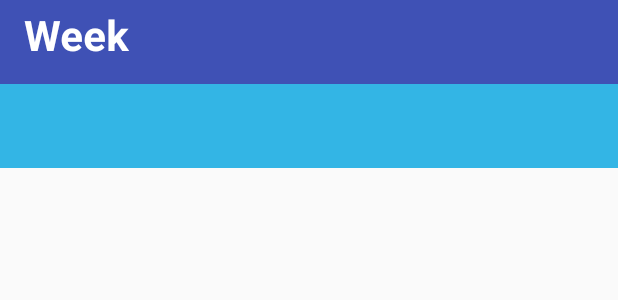
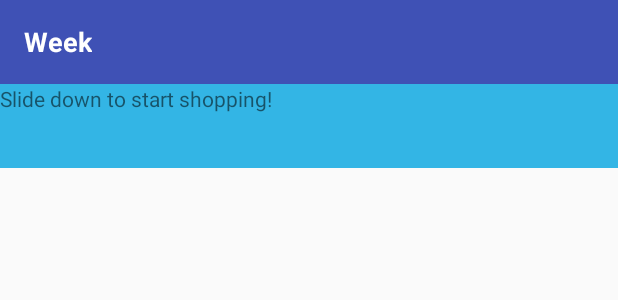
Before and after one commit to takaoandrew/PerfectRecipe, an Android app: the layout activity_week_detail.xml on its own in the app's theme, with its tools: preview values and no code run, on a phone screen of 412 x 824 dp. Shown: the top 300 px of the screen. Run offline under Robolectric (Android 15) with nearby library versions, the phone set to English and light mode, and no system bars.

Commit message:
Add sliding bar for shopping activity

```diff
--- a/app/src/main/java/com/github/wrdlbrnft/searchablerecyclerviewdemo/ui/activities/MainActivity.java
+++ b/app/src/main/java/com/github/wrdlbrnft/searchablerecyclerviewdemo/ui/activities/MainActivity.java
@@ -3,6 +3,7 @@ package com.github.wrdlbrnft.searchablerecyclerviewdemo.ui.activities;
 import android.animation.Animator;
 import android.animation.AnimatorListenerAdapter;
 import android.animation.ObjectAnimator;
+import android.app.Activity;
 import android.content.Context;
 import android.content.Intent;
 import android.databinding.DataBindingUtil;
--- a/app/src/main/res/layout/activity_week_detail.xml
+++ b/app/src/main/res/layout/activity_week_detail.xml
@@ -1,43 +1,20 @@
 <?xml version="1.0" encoding="utf-8"?>
-<layout xmlns:android="http://schemas.android.com/apk/res/android">
-<android.support.design.widget.CoordinatorLayout
-    xmlns:app="http://schemas.android.com/apk/res-auto"
-    xmlns:tools="http://schemas.android.com/tools"
-    android:layout_width="match_parent"
-    android:layout_height="match_parent"
-    app:contentScrim="?attr/colorPrimary"
-    tools:context="com.github.wrdlbrnft.searchablerecyclerviewdemo.ui.activities.WeekDetailActivity">
-
-    <android.support.design.widget.AppBarLayout
+<layout xmlns:android="http://schemas.android.com/apk/res/android"
+    xmlns:app="http://schemas.android.com/apk/res-auto">
+    <LinearLayout
         android:layout_width="match_parent"
         android:layout_height="wrap_content"
-        android:theme="@style/ThemeOverlay.AppCompat.Dark.ActionBar"
-        >
+        android:orientation="vertical">
+        <android.support.v7.widget.Toolbar
+            android:id="@+id/tool_bar"
+            android:layout_width="match_parent"
+            android:layout_height="?attr/actionBarSize"
+            app:titleTextAppearance="@style/RecipeCollapsed"
+            android:background="@color/primary"
+            app:title="Week"/>
 
-
-        <android.support.design.widget.CollapsingToolbarLayout
-            android:id="@+id/ctb_ingredients"
-            android:layout_width="match_parent"
-            android:layout_height="match_parent"
-            android:fitsSystemWindows="true"
-            app:scrimAnimationDuration="200"
-
-            app:expandedTitleTextAppearance="@style/RecipeExpanded"
-            app:collapsedTitleTextAppearance="@style/RecipeCollapsed"
-            app:contentScrim="?attr/colorPrimary"
-            app:expandedTitleMarginTop="8dp"
-            app:expandedTitleMarginStart="16dp"
-            app:expandedTitleGravity="top"
-            app:layout_scrollFlags="scroll|exitUntilCollapsed"
-            >
-
-            <ScrollView
-                android:layout_width="match_parent"
-                android:layout_height="match_parent">
-
-                <android.support.v7.widget.RecyclerView
-                    android:id="@+id/week_ingredients_recyclerview"
-                    android:layout_marginTop="?attr/actionBarSize"
+        <TextView
+            android:id="@+id/tv_start_shopping"
             android:paddingEnd="16dp"
             android:paddingRight="16dp"
             android:paddingBottom="8dp"
@@ -45,22 +22,9 @@
             android:background="@android:color/holo_blue_light"
             android:layout_width="match_parent"
             android:layout_height="wrap_content"
+            android:text="@string/go_to_shopping_activity"
 
             />
-            </ScrollView>
-            <android.support.v7.widget.Toolbar
-                android:id="@+id/tool_bar"
-                android:layout_width="wrap_content"
-                android:layout_height="?attr/actionBarSize"
-                android:background="@color/primary"
-                app:title="Week">
-
-            </android.support.v7.widget.Toolbar>
-
-        </android.support.design.widget.CollapsingToolbarLayout>
-
-    </android.support.design.widget.AppBarLayout>
-
         <android.support.v4.widget.NestedScrollView
             android:layout_width="match_parent"
             android:layout_height="wrap_content"
@@ -85,5 +49,6 @@
             </FrameLayout>
 
         </android.support.v4.widget.NestedScrollView>
-</android.support.design.widget.CoordinatorLayout>
+    </LinearLayout>
+
 </layout>
--- a/app/src/main/res/values/strings.xml
+++ b/app/src/main/res/values/strings.xml
@@ -10,4 +10,5 @@
     if you follow the recipes for each day, you will have an empty refrigerator and will have spent under 30
     dollars for all of your food for the week. To put that into perspective, only 8% of Americans spend less than 50 dollars a week.
     </string>
+    <string name="go_to_shopping_activity">Slide down to start shopping!</string>
 </resources>
```
Also changed, not shown: app/src/main/java/com/github/wrdlbrnft/searchablerecyclerviewdemo/ui/activities/WeekDetailActivity.java (+80 -58 lines). Lines whose indentation alone changed are shown as unchanged.
